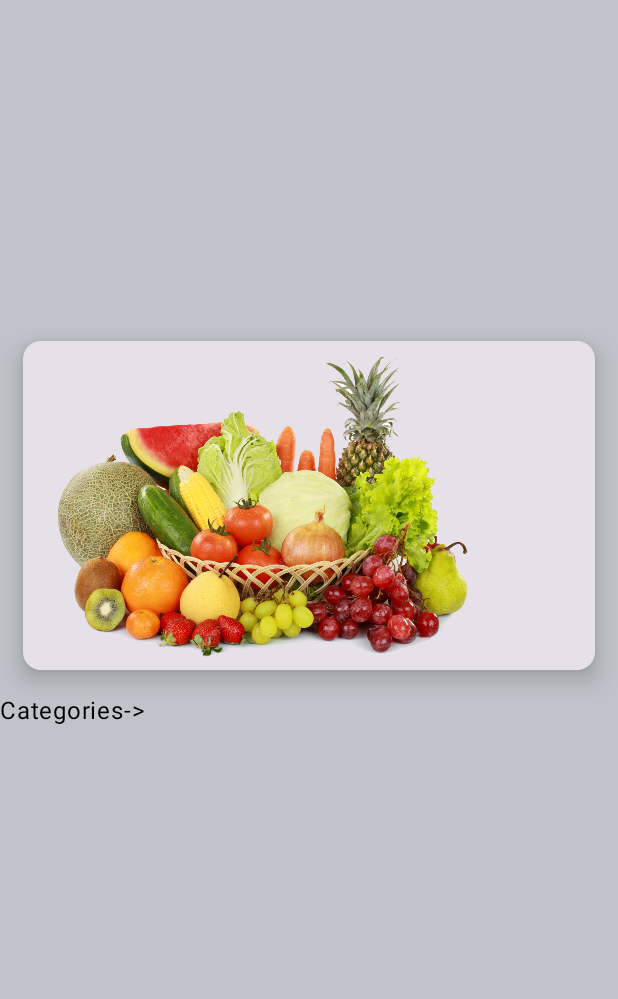
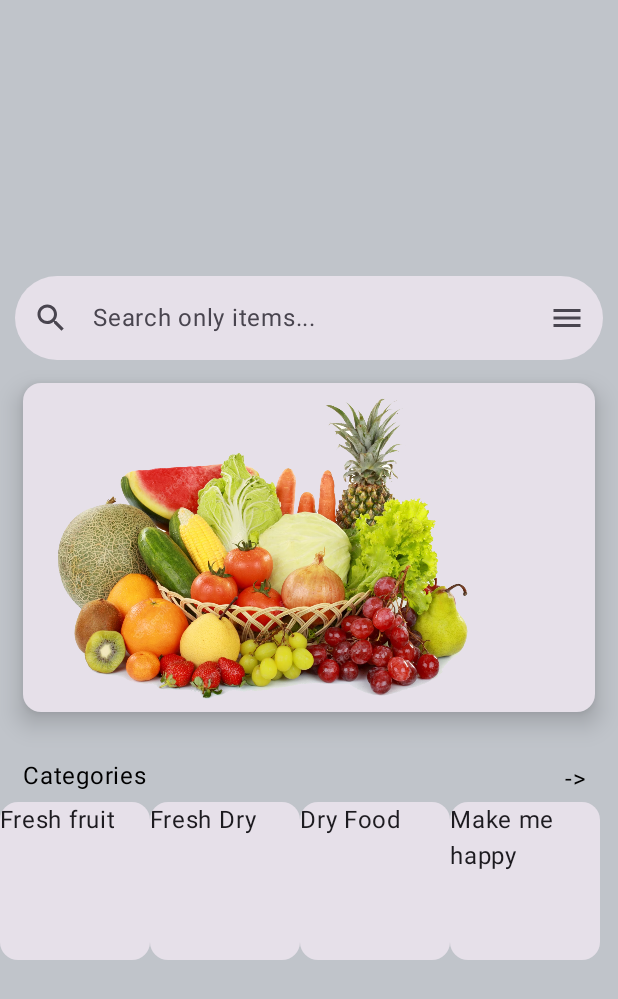
Before and after one commit to diptodev/Fresh_Food_Delivery_App, an Android app built with Jetpack Compose: the screen it shows after launch (MainActivity), on a phone screen of 412 x 824 dp. Shown: the top 999 px of the screen. Run offline under Robolectric (Android 15) with nearby library versions, the phone set to English and light mode, and no system bars.

Commit message:
search button added

```diff
--- a/app/src/main/java/com/excitedbroltd/freshfood/ui/screens/main_screen/Home.kt
+++ b/app/src/main/java/com/excitedbroltd/freshfood/ui/screens/main_screen/Home.kt
@@ -1,8 +1,11 @@
 package com.excitedbroltd.freshfood.ui.screens.main_screen
 
+import android.graphics.drawable.Icon
+import android.util.Log
 import androidx.compose.foundation.Image
 import androidx.compose.foundation.background
 import androidx.compose.foundation.clickable
+import androidx.compose.foundation.layout.Arrangement
 import androidx.compose.foundation.layout.Box
 import androidx.compose.foundation.layout.Column
 import androidx.compose.foundation.layout.Row
@@ -11,21 +14,43 @@ import androidx.compose.foundation.layout.fillMaxWidth
 import androidx.compose.foundation.layout.height
 import androidx.compose.foundation.layout.padding
 import androidx.compose.foundation.layout.size
+import androidx.compose.foundation.layout.width
+import androidx.compose.foundation.lazy.LazyColumn
+import androidx.compose.foundation.lazy.LazyRow
+import androidx.compose.foundation.lazy.items
+import androidx.compose.foundation.shape.CircleShape
+import androidx.compose.foundation.shape.RoundedCornerShape
+import androidx.compose.foundation.text.KeyboardActions
+import androidx.compose.foundation.text.KeyboardOptions
 import androidx.compose.material3.Card
 import androidx.compose.material3.CardDefaults
+import androidx.compose.material3.ExperimentalMaterial3Api
+import androidx.compose.material3.Icon
 import androidx.compose.material3.Text
+import androidx.compose.material3.TextField
+import androidx.compose.material3.TextFieldDefaults
 import androidx.compose.runtime.Composable
+import androidx.compose.runtime.getValue
+import androidx.compose.runtime.mutableStateOf
+import androidx.compose.runtime.saveable.rememberSaveable
+import androidx.compose.runtime.setValue
 import androidx.compose.ui.Alignment
 import androidx.compose.ui.Modifier
+import androidx.compose.ui.draw.clip
 import androidx.compose.ui.graphics.Color
 import androidx.compose.ui.res.painterResource
+import androidx.compose.ui.text.font.FontStyle
+import androidx.compose.ui.text.input.ImeAction
 import androidx.compose.ui.unit.dp
 import androidx.navigation.NavHostController
 import com.excitedbroltd.freshfood.R
 import com.excitedbroltd.freshfood.ui.theme.LightGray
 
+@OptIn(ExperimentalMaterial3Api::class)
 @Composable
 fun Home(navController: NavHostController) {
+    var query: String by rememberSaveable { mutableStateOf("") }
+    val array = listOf("Fresh fruit", "Fresh Dry", "Dry Food", "Make me happy")
     Box(
         modifier = Modifier
             .fillMaxSize()
@@ -33,6 +58,47 @@ fun Home(navController: NavHostController) {
         contentAlignment = Alignment.Center
     ) {
         Column() {
+            // val containerColor = FilledTextFieldTokens.ContainerColor.toColor()
+            TextField(
+                modifier = Modifier
+                    .fillMaxWidth()
+
+                    .padding(start = 10.dp, end = 10.dp),
+                shape = CircleShape,
+                value = query,
+                onValueChange = {
+                    query = it
+                },
+                colors = TextFieldDefaults.colors(
+                    focusedIndicatorColor = Color.Transparent,
+
+                    unfocusedIndicatorColor = Color.Transparent
+                ),
+                keyboardOptions = KeyboardOptions(imeAction = ImeAction.Search),
+                keyboardActions = KeyboardActions(
+                    onSearch = {
+                        Log.d("ONSearch", "Home: search options clicked")
+                    }
+                ),
+                leadingIcon = {
+                    Icon(
+                        painter = painterResource(id = R.drawable.icon_search),
+                        contentDescription = "search_icon"
+                    )
+                },
+                trailingIcon = {
+                    Icon(
+                        painter = painterResource(id = R.drawable.ic_menu),
+                        contentDescription = "icon for filter"
+                    )
+                },
+                placeholder = {
+                    Text(text = "Search only items...")
+                },
+                maxLines = 1,
+                singleLine = true,
+
+                )
             Card(
                 modifier = Modifier
                     .fillMaxWidth()
@@ -52,9 +118,29 @@ fun Home(navController: NavHostController) {
                     .fillMaxWidth()
                     .height(150.dp)
             ) {
-                Row(modifier = Modifier.fillMaxWidth()) {
-                    Text(text = "Categories")
-                    Text(text = "->", modifier = Modifier.clickable { })
+                Row(
+                    modifier = Modifier
+                        .fillMaxWidth()
+                        .padding(start = 15.dp, end = 15.dp, top = 15.dp, bottom = 5.dp),
+                    verticalAlignment = Alignment.CenterVertically,
+                    horizontalArrangement = Arrangement.SpaceBetween
+                ) {
+                    Text(text = "Categories", fontStyle = FontStyle.Normal)
+                    Text(text = "->", modifier = Modifier
+                        .size(20.dp)
+                        .clickable { })
+                }
+
+                LazyRow() {
+                    items(array) {
+                        Card(
+                            modifier = Modifier
+                                .height(150.dp)
+                                .width(100.dp)
+                        ) {
+                            Text(text = it)
+                        }
+                    }
                 }
             }
         }
--- /dev/null
+++ b/app/src/main/res/drawable/ic_menu.xml
@@ -0,0 +1,5 @@
+<vector android:height="24dp" android:tint="#323131"
+    android:viewportHeight="24" android:viewportWidth="24"
+    android:width="24dp" xmlns:android="http://schemas.android.com/apk/res/android">
+    <path android:fillColor="@android:color/white" android:pathData="M3,18h18v-2L3,16v2zM3,13h18v-2L3,11v2zM3,6v2h18L21,6L3,6z"/>
+</vector>
--- /dev/null
+++ b/app/src/main/res/drawable/icon_search.xml
@@ -0,0 +1,5 @@
+<vector android:height="24dp" android:tint="#323131"
+    android:viewportHeight="24" android:viewportWidth="24"
+    android:width="24dp" xmlns:android="http://schemas.android.com/apk/res/android">
+    <path android:fillColor="@android:color/white" android:pathData="M15.5,14h-0.79l-0.28,-0.27C15.41,12.59 16,11.11 16,9.5 16,5.91 13.09,3 9.5,3S3,5.91 3,9.5 5.91,16 9.5,16c1.61,0 3.09,-0.59 4.23,-1.57l0.27,0.28v0.79l5,4.99L20.49,19l-4.99,-5zM9.5,14C7.01,14 5,11.99 5,9.5S7.01,5 9.5,5 14,7.01 14,9.5 11.99,14 9.5,14z"/>
+</vector>
```
